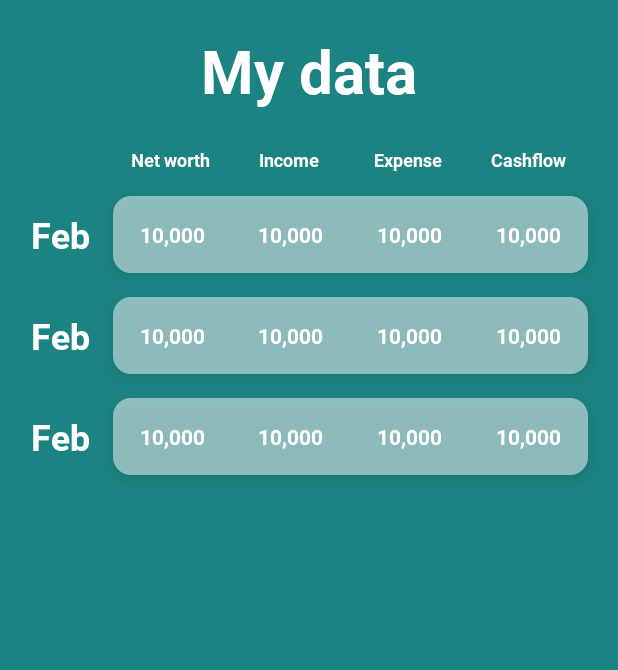
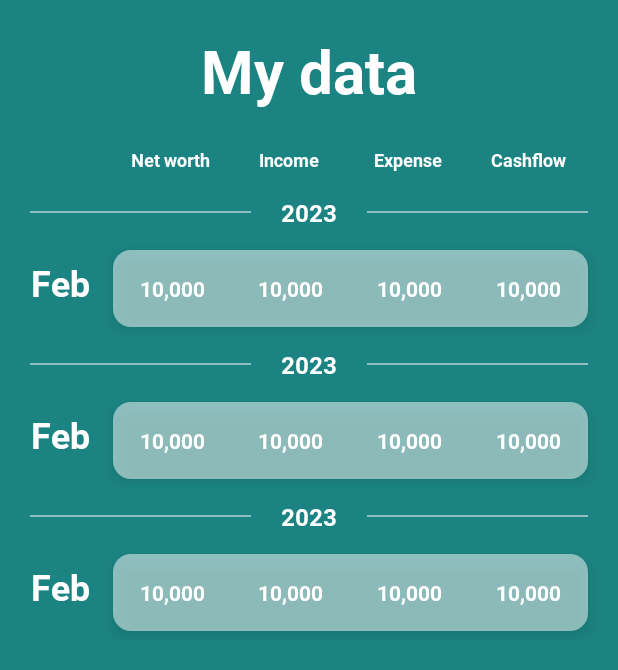
Before and after one commit to alexandru-rotariu-5/Finkeepy, an Android app: the layout fragment_records.xml on its own in the app's theme, with its tools: preview values and no code run, on a phone screen of 412 x 824 dp. Shown: the top 670 px of the screen. Run offline under Robolectric (Android 15) with nearby library versions, the phone set to English and light mode, and no system bars.

Commit message:
Implemented year separator in records list

```diff
--- a/app/build.gradle
+++ b/app/build.gradle
@@ -10,7 +10,7 @@ android {
 
     defaultConfig {
         applicationId "com.alexrotariu.finkeepy"
-        minSdk 21
+        minSdk 26
         targetSdk 33
         versionCode 1
         versionName "1.0"
--- a/app/src/main/java/com/alexrotariu/finkeepy/data/models/Record.kt
+++ b/app/src/main/java/com/alexrotariu/finkeepy/data/models/Record.kt
@@ -2,8 +2,11 @@ package com.alexrotariu.finkeepy.data.models
 
 import android.os.Parcelable
 import android.util.Log
+import com.alexrotariu.finkeepy.utils.toLocalDateTime
 import com.google.firebase.firestore.DocumentSnapshot
 import kotlinx.android.parcel.Parcelize
+import java.time.LocalDateTime
+import java.time.ZoneId
 import java.util.Date
 
 @Parcelize
@@ -11,7 +14,7 @@ data class Record(
     val recordId: String,
     val netWorth: Double,
     val income: Double,
-    val timestamp: Date
+    val timestamp: LocalDateTime
 ) : Parcelable {
 
     fun getExpense(previousNetWorth: Double): Double {
@@ -27,7 +30,7 @@ data class Record(
             return try {
                 val netWorth = getDouble("netWorth")!!
                 val income = getDouble("income")!!
-                val timestamp = getTimestamp("timestamp")!!.toDate()
+                val timestamp = getTimestamp("timestamp")!!.toLocalDateTime()
                 Record(id, netWorth, income, timestamp)
             } catch (e: Exception) {
                 Log.e(TAG, "Error converting record", e)
--- a/app/src/main/java/com/alexrotariu/finkeepy/ui/RecordsAdapter.kt
+++ b/app/src/main/java/com/alexrotariu/finkeepy/ui/RecordsAdapter.kt
@@ -1,6 +1,7 @@
 package com.alexrotariu.finkeepy.ui
 
 import android.view.LayoutInflater
+import android.view.View
 import android.view.ViewGroup
 import androidx.core.content.ContextCompat
 import androidx.recyclerview.widget.DiffUtil
@@ -10,7 +11,8 @@ import com.alexrotariu.finkeepy.R
 import com.alexrotariu.finkeepy.data.models.Record
 import com.alexrotariu.finkeepy.databinding.ItemRecordBinding
 import com.alexrotariu.finkeepy.utils.format
-import java.text.SimpleDateFormat
+import java.time.Month
+import java.time.format.DateTimeFormatter
 import java.util.Locale
 
 class RecordAdapter(private val limit: Int = 10_000) :
@@ -53,7 +55,7 @@ class RecordAdapter(private val limit: Int = 10_000) :
     class RecordViewHolder(private val binding: ItemRecordBinding) :
         RecyclerView.ViewHolder(binding.root) {
 
-        private val dateFormat = SimpleDateFormat("MMM", Locale.getDefault())
+        private val dateFormat = DateTimeFormatter.ofPattern("MMM", Locale.getDefault())
 
         fun bind(record: Record, previousNetWorth: Double, isFirstItem: Boolean) {
             binding.llRecordData.background = if (isFirstItem) {
@@ -73,6 +75,13 @@ class RecordAdapter(private val limit: Int = 10_000) :
             binding.tvExpense.setTextColor(textColor)
             binding.tvCashflow.setTextColor(textColor)
 
+            if (record.timestamp.month == Month.DECEMBER) {
+                binding.llYear.visibility = View.VISIBLE
+                binding.tvYear.text = record.timestamp.plusYears(1).year.toString()
+            } else {
+                binding.llYear.visibility = View.GONE
+            }
+
             binding.tvMonth.text = dateFormat.format(record.timestamp)
             binding.tvNetWorth.text = record.netWorth.format()
             binding.tvIncome.text = record.income.format()
--- a/app/src/main/java/com/alexrotariu/finkeepy/ui/dashboard/DashboardFragment.kt
+++ b/app/src/main/java/com/alexrotariu/finkeepy/ui/dashboard/DashboardFragment.kt
@@ -26,7 +26,7 @@ import com.github.mikephil.charting.data.Entry
 import com.github.mikephil.charting.data.LineData
 import com.github.mikephil.charting.data.LineDataSet
 import com.github.mikephil.charting.formatter.ValueFormatter
-import java.text.SimpleDateFormat
+import java.time.format.DateTimeFormatter
 import java.util.Locale
 
 class DashboardFragment : Fragment() {
@@ -102,10 +102,11 @@ class DashboardFragment : Fragment() {
         val index = value.toInt()
         if (index >= 0 && index < (getViewModel().records.value?.size ?: 0)) {
             val date = getViewModel().records.value?.reversed()?.get(index)?.timestamp
-            return date?.let { SimpleDateFormat("MMM yy", Locale.getDefault()).format(it) }
+            return date?.let { DateTimeFormatter.ofPattern("MMM yy", Locale.getDefault()).format(it) }
         }
         return ""
     }
+
 
     private fun updateGraphData(data: List<Entry>, label: ValueType) {
         val dataSet = LineDataSet(data, getString(label.labelResource))
--- /dev/null
+++ b/app/src/main/java/com/alexrotariu/finkeepy/utils/DateExtensions.kt
@@ -0,0 +1,9 @@
+package com.alexrotariu.finkeepy.utils
+
+import com.google.firebase.Timestamp
+import java.time.LocalDateTime
+import java.time.ZoneId
+
+fun Timestamp.toLocalDateTime(): LocalDateTime {
+    return this.toDate().toInstant().atZone(ZoneId.systemDefault()).toLocalDateTime()
+}
--- a/app/src/main/res/layout/fragment_records.xml
+++ b/app/src/main/res/layout/fragment_records.xml
@@ -11,14 +11,14 @@
         android:id="@+id/tvRecords"
         android:layout_width="wrap_content"
         android:layout_height="wrap_content"
-        android:textSize="40sp"
         android:layout_marginTop="20dp"
-        android:textColor="@color/white"
         android:fontFamily="@font/bold"
         android:text="@string/my_data"
-        app:layout_constraintTop_toTopOf="parent"
+        android:textColor="@color/white"
+        android:textSize="40sp"
+        app:layout_constraintEnd_toEndOf="parent"
         app:layout_constraintStart_toStartOf="parent"
-        app:layout_constraintEnd_toEndOf="parent"/>
+        app:layout_constraintTop_toTopOf="parent" />
 
     <include
         android:id="@+id/lRecordsLabels"
@@ -36,9 +36,9 @@
         android:id="@+id/rvRecords"
         android:layout_width="match_parent"
         android:layout_height="0dp"
+        android:layout_marginTop="8dp"
         android:clipToPadding="false"
         android:paddingBottom="20dp"
-        android:layout_marginTop="8dp"
         app:layout_constraintBottom_toBottomOf="parent"
         app:layout_constraintEnd_toEndOf="parent"
         app:layout_constraintStart_toStartOf="parent"
--- a/app/src/main/res/layout/item_record.xml
+++ b/app/src/main/res/layout/item_record.xml
@@ -1,11 +1,58 @@
 <?xml version="1.0" encoding="utf-8"?>
-<LinearLayout xmlns:android="http://schemas.android.com/apk/res/android"
+<androidx.constraintlayout.widget.ConstraintLayout xmlns:android="http://schemas.android.com/apk/res/android"
+    xmlns:app="http://schemas.android.com/apk/res-auto"
     xmlns:tools="http://schemas.android.com/tools"
     android:layout_width="match_parent"
     android:layout_height="wrap_content"
-    android:background="@color/turquoise"
+    android:background="@color/turquoise">
+
+    <LinearLayout
+        android:id="@+id/llYear"
+        android:layout_width="match_parent"
+        android:orientation="horizontal"
+        android:layout_marginTop="8dp"
         android:gravity="center"
-    android:orientation="horizontal">
+        android:paddingHorizontal="20dp"
+        android:layout_height="wrap_content"
+        app:layout_constraintEnd_toEndOf="parent"
+        app:layout_constraintStart_toStartOf="parent"
+        app:layout_constraintTop_toTopOf="parent"
+        >
+
+        <View
+            android:layout_width="0dp"
+            android:layout_height="1dp"
+            android:layout_weight="1"
+            android:background="@color/white_transparent" />
+
+        <TextView
+            android:id="@+id/tvYear"
+            android:layout_width="wrap_content"
+            android:layout_height="wrap_content"
+            android:layout_marginHorizontal="20dp"
+            android:fontFamily="@font/bold"
+            android:textAlignment="center"
+            android:textColor="@color/white"
+            android:textSize="16sp"
+            tools:text="2023" />
+
+        <View
+            android:layout_width="0dp"
+            android:layout_height="1dp"
+            android:layout_weight="1"
+            android:background="@color/white_transparent" />
+
+    </LinearLayout>
+
+    <LinearLayout
+        android:layout_width="match_parent"
+        android:layout_height="wrap_content"
+        android:gravity="center"
+        android:orientation="horizontal"
+        app:layout_constraintBottom_toBottomOf="parent"
+        app:layout_constraintEnd_toEndOf="parent"
+        app:layout_constraintStart_toStartOf="parent"
+        app:layout_constraintTop_toBottomOf="@id/llYear">
 
         <!-- Month -->
         <TextView
@@ -24,9 +71,10 @@
             android:id="@+id/llRecordData"
             android:layout_width="0dp"
             android:layout_height="wrap_content"
-        android:layout_marginVertical="8dp"
             android:layout_marginStart="16dp"
+            android:layout_marginTop="12dp"
             android:layout_marginEnd="20dp"
+            android:layout_marginBottom="8dp"
             android:layout_weight="1"
             android:background="@drawable/bg_record_data"
             android:clipChildren="false"
@@ -87,3 +135,5 @@
         </LinearLayout>
 
     </LinearLayout>
+
+</androidx.constraintlayout.widget.ConstraintLayout>
--- a/app/src/main/res/values/colors.xml
+++ b/app/src/main/res/values/colors.xml
@@ -4,4 +4,5 @@
     <color name="turquoise_light">#801B8381</color>
     <color name="black">#FF000000</color>
     <color name="white">#FFFFFFFF</color>
+    <color name="white_transparent">#80FFFFFF</color>
 </resources>
```
Also changed, not shown: app/src/main/java/com/alexrotariu/finkeepy/utils/NumberExtensions.kt (renamed from app/src/main/java/com/alexrotariu/finkeepy/utils/Extensions.kt). Lines whose indentation alone changed are shown as unchanged.
